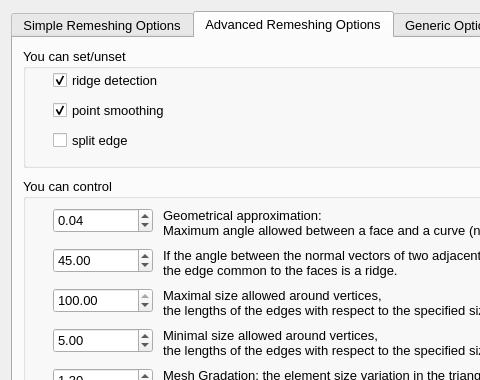
First picture: the form in src/Tools/YamsPlug/YamsPlugDialog.ui, repository SalomePlatform/smesh, before the edit; both pictures show x 0 to 480 and y 0 to 380 of the 791 by 593 pixel window.
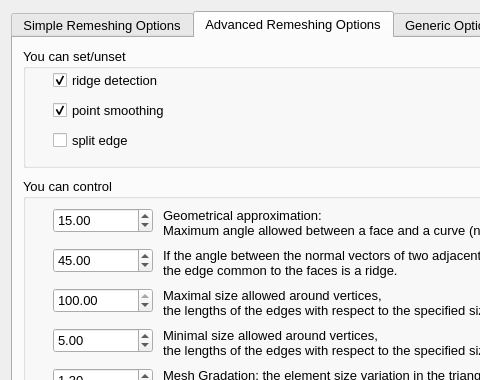
Second picture: the form after the edit. The open tabs and pages were chosen to show the change.

Commit message: BUG: Yams plugin: Fixed bad default values due too previous integrations for passing to MGSurfOpt

What changed in the file:
```diff
--- a/src/Tools/YamsPlug/YamsPlugDialog.ui
+++ b/src/Tools/YamsPlug/YamsPlugDialog.ui
@@ -599,13 +599,13 @@
          </rect>
         </property>
         <property name="maximum">
-         <double>0.890000000000000</double>
+         <double>90.000000000000000</double>
         </property>
         <property name="singleStep">
          <double>0.010000000000000</double>
         </property>
         <property name="value">
-         <double>0.040000000000000</double>
+         <double>15.000000000000000</double>
         </property>
        </widget>
        <widget class="QLabel" name="label_2">
```
Left out of the diff: 2 changed lines with no effect on the pictures. The commit also changes 1 other file.
